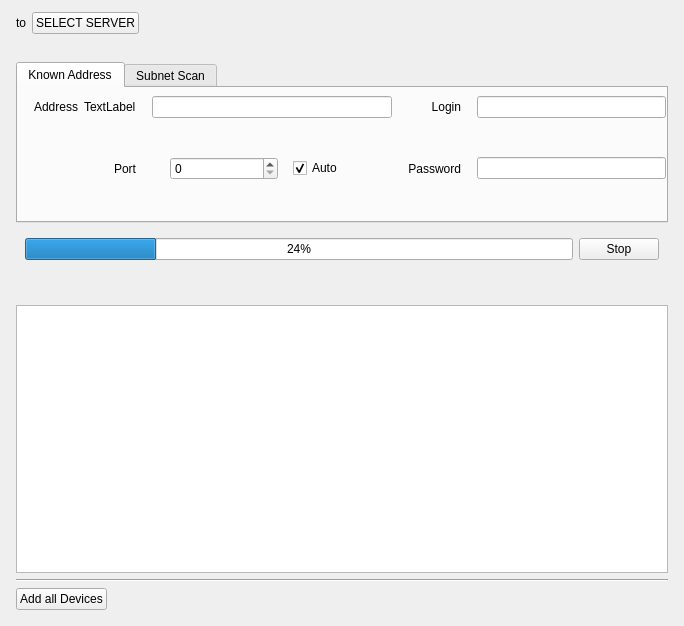
The window that client/nx_client_desktop/src/nx/client/desktop/manual_device_addition/dialog/device_addition_dialog.ui (networkoptix/nx_open) describes before a commit, drawn with Qt 5.
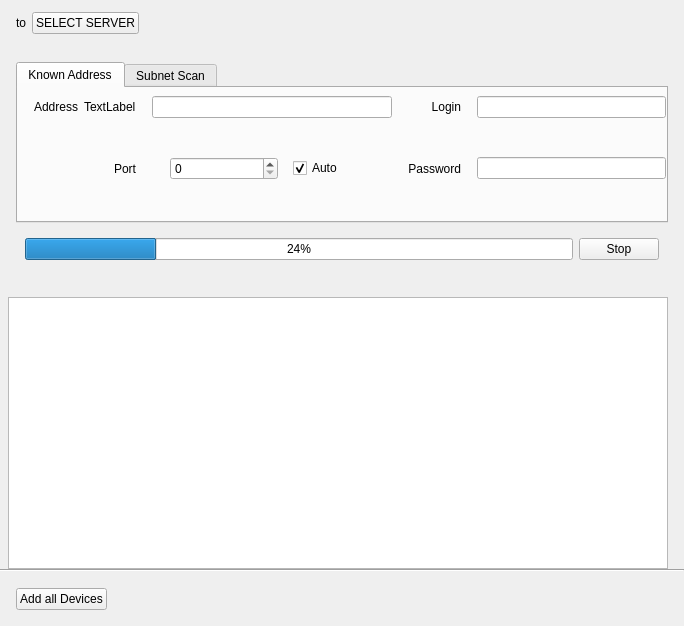
The same window after the commit. Custom widgets are drawn as their Qt base class.

Commit message:
VMS-10826: Table with devices in the device adding dialog layout fixes
<==== Mercurial data ====>
Branch: vms

```diff
--- a/client/nx_client_desktop/src/nx/client/desktop/manual_device_addition/dialog/device_addition_dialog.ui
+++ b/client/nx_client_desktop/src/nx/client/desktop/manual_device_addition/dialog/device_addition_dialog.ui
@@ -494,18 +494,39 @@
      </property>
      <widget class="QWidget" name="resultsPage">
       <layout class="QVBoxLayout" name="verticalLayout_2">
+       <property name="spacing">
+        <number>0</number>
+       </property>
        <property name="leftMargin">
-        <number>16</number>
+        <number>0</number>
        </property>
        <property name="topMargin">
-        <number>16</number>
+        <number>0</number>
        </property>
        <property name="rightMargin">
-        <number>16</number>
+        <number>0</number>
        </property>
        <property name="bottomMargin">
+        <number>0</number>
+       </property>
+       <item>
+        <widget class="QWidget" name="tableHolder" native="true">
+         <layout class="QVBoxLayout" name="verticalLayout_4">
+          <property name="spacing">
+           <number>0</number>
+          </property>
+          <property name="leftMargin">
+           <number>8</number>
+          </property>
+          <property name="topMargin">
+           <number>8</number>
+          </property>
+          <property name="rightMargin">
         <number>16</number>
        </property>
+          <property name="bottomMargin">
+           <number>0</number>
+          </property>
        <item>
         <widget class="nx::client::desktop::SimpleSelectionTableView" name="foundDevicesTable">
          <property name="sizePolicy">
@@ -543,6 +564,9 @@
          </attribute>
         </widget>
        </item>
+         </layout>
+        </widget>
+       </item>
        <item>
         <widget class="Line" name="line">
          <property name="orientation">
@@ -554,16 +578,16 @@
         <widget class="QWidget" name="widget_4" native="true">
          <layout class="QHBoxLayout" name="horizontalLayout_4">
           <property name="leftMargin">
-           <number>0</number>
+           <number>16</number>
           </property>
           <property name="topMargin">
-           <number>0</number>
+           <number>16</number>
           </property>
           <property name="rightMargin">
-           <number>0</number>
+           <number>16</number>
           </property>
           <property name="bottomMargin">
-           <number>0</number>
+           <number>16</number>
           </property>
           <item>
            <widget class="QPushButton" name="addDevicesButton">
```
Left out of the diff: 123 changed lines with no effect on the pictures. Lines whose indentation alone changed are shown as unchanged. The commit also changes 2 other files.
